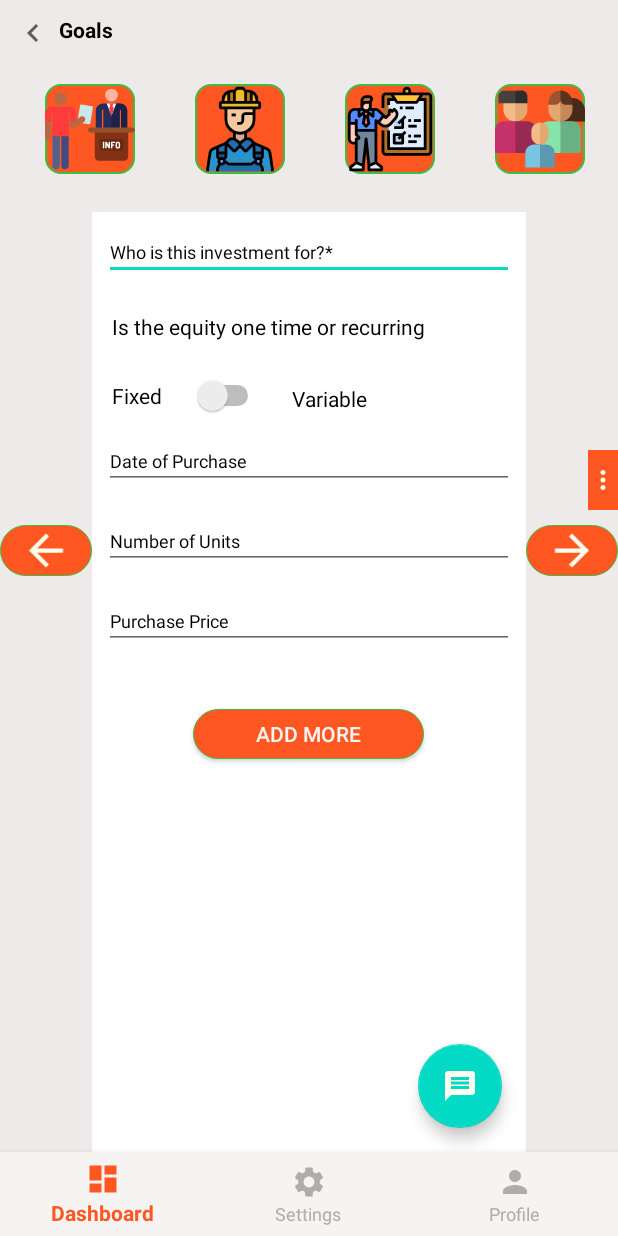
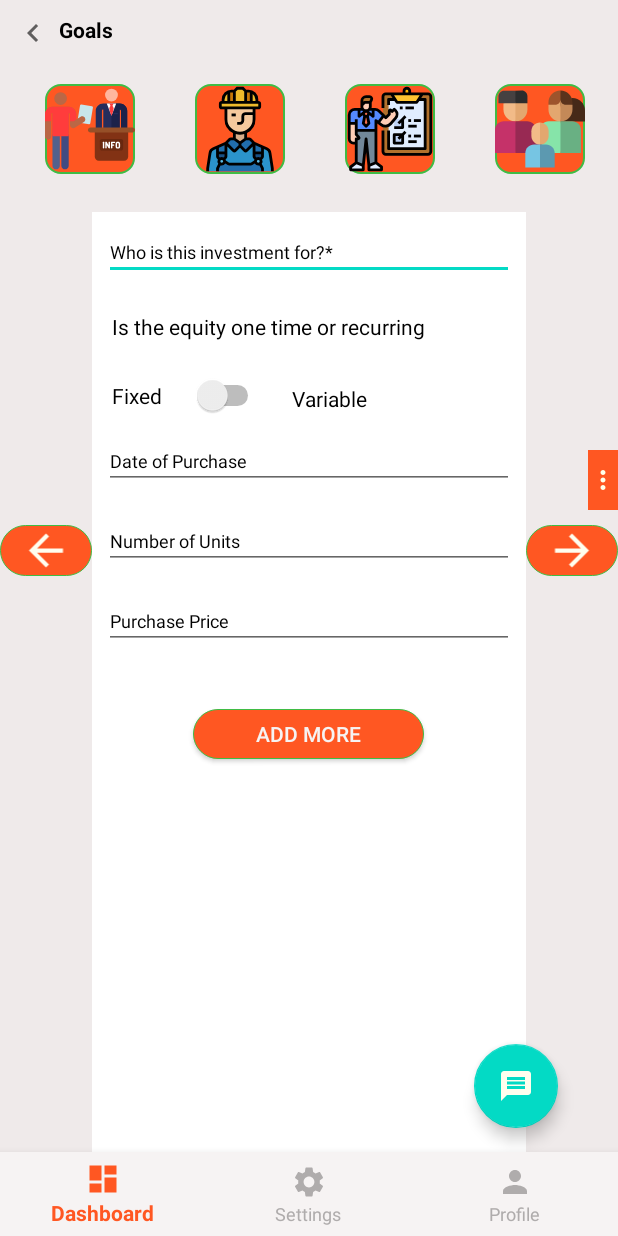
Before and after one commit to shailendra3223/MyApplication, an Android app: the screen it shows after launch (MainActivity), on a phone screen of 412 x 824 dp. Run offline under Robolectric (Android 15) with nearby library versions, the phone set to English and light mode, and no system bars.

Commit message:
Initial commit #2

```diff
--- a/app/src/main/res/layout/fragment_setting.xml
+++ b/app/src/main/res/layout/fragment_setting.xml
@@ -86,8 +86,8 @@
         android:layout_height="34dp"
         android:layout_marginTop="350dp"
         android:background="@drawable/addmore"
-        android:contentDescription="TODO"
-        android:src="@drawable/ic_arrow_back" />
+        android:src="@drawable/ic_arrow_back"
+        android:contentDescription="@string/imgtodo" />
 
     <ImageView
         android:id="@+id/img_forword"
@@ -98,7 +98,7 @@
         android:background="@drawable/addmore"
         android:src="@drawable/ic_arrow_forward"
         android:layout_alignParentRight="true"
-        android:contentDescription="TODO"/>
+        android:contentDescription="@string/imgtodo" />
     <RelativeLayout
         android:id="@+id/relativeLayout"
         android:layout_width="match_parent"
@@ -212,17 +212,8 @@
             android:text="@string/add_more"
             android:textColor="@color/colorwhite" />
 
-        <com.google.android.material.floatingactionbutton.FloatingActionButton
-            android:id="@+id/fab"
-            android:layout_width="wrap_content"
-            android:layout_height="wrap_content"
-            android:layout_gravity="end|bottom"
-            android:src="@drawable/ic_message"
-            android:contentDescription="@string/img_todo"
-            android:layout_alignParentBottom="true"
-            android:layout_alignParentEnd="true"
-            android:layout_margin="16dp"
-            android:layout_alignParentRight="true" />
+
+
 
     </RelativeLayout>
 
@@ -237,6 +228,18 @@
         android:layout_marginTop="300dp"
         android:layout_alignParentRight="true" />
 
-
+    <com.google.android.material.floatingactionbutton.FloatingActionButton
+        android:id="@+id/fab"
+        android:layout_width="wrap_content"
+        android:layout_height="wrap_content"
+        android:layout_alignParentEnd="true"
+        android:layout_alignParentRight="true"
+        android:layout_alignParentBottom="true"
+        android:layout_gravity="end|bottom"
+        android:layout_marginEnd="40dp"
+        android:layout_marginRight="24dp"
+        android:layout_marginBottom="16dp"
+        android:contentDescription="@string/img_todo"
+        android:src="@drawable/ic_message" />
 
 </RelativeLayout>
--- a/app/src/main/res/values/strings.xml
+++ b/app/src/main/res/values/strings.xml
@@ -16,4 +16,6 @@
     <!-- TODO: Remove or change this placeholder text -->
     <string name="hello_blank_fragment">Hello blank fragment</string>
 
+
+
 </resources>
```
